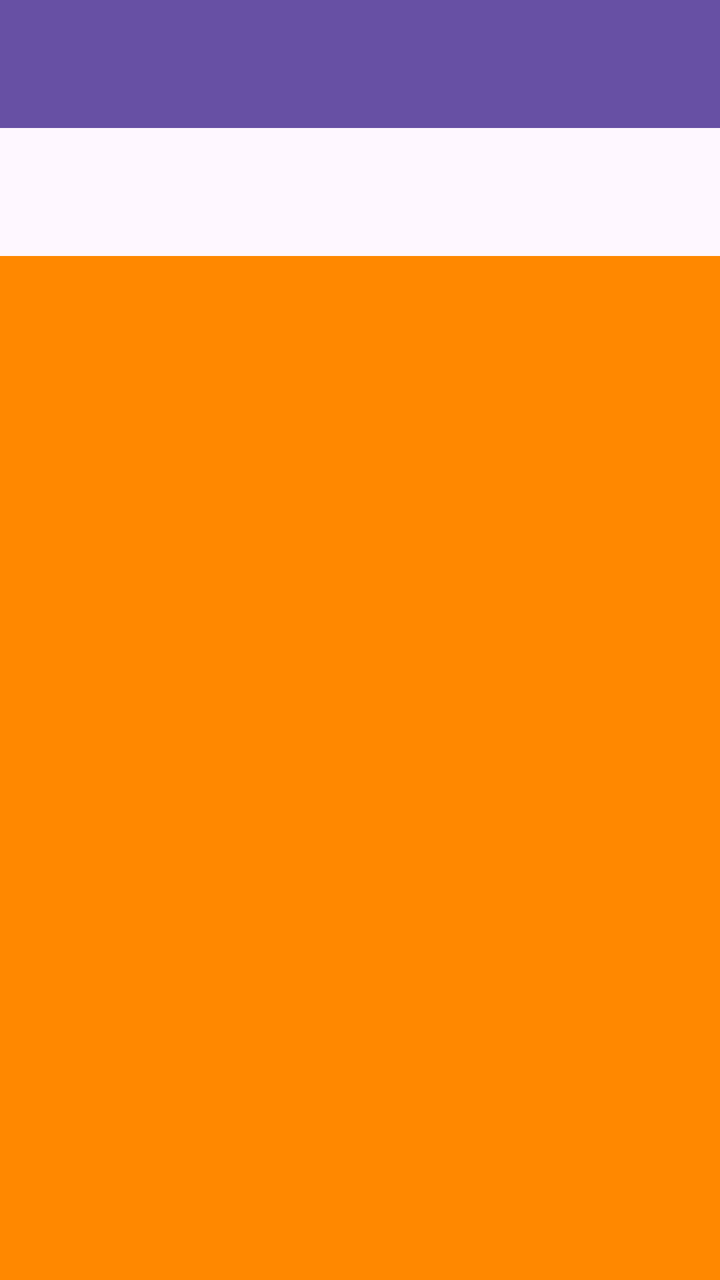
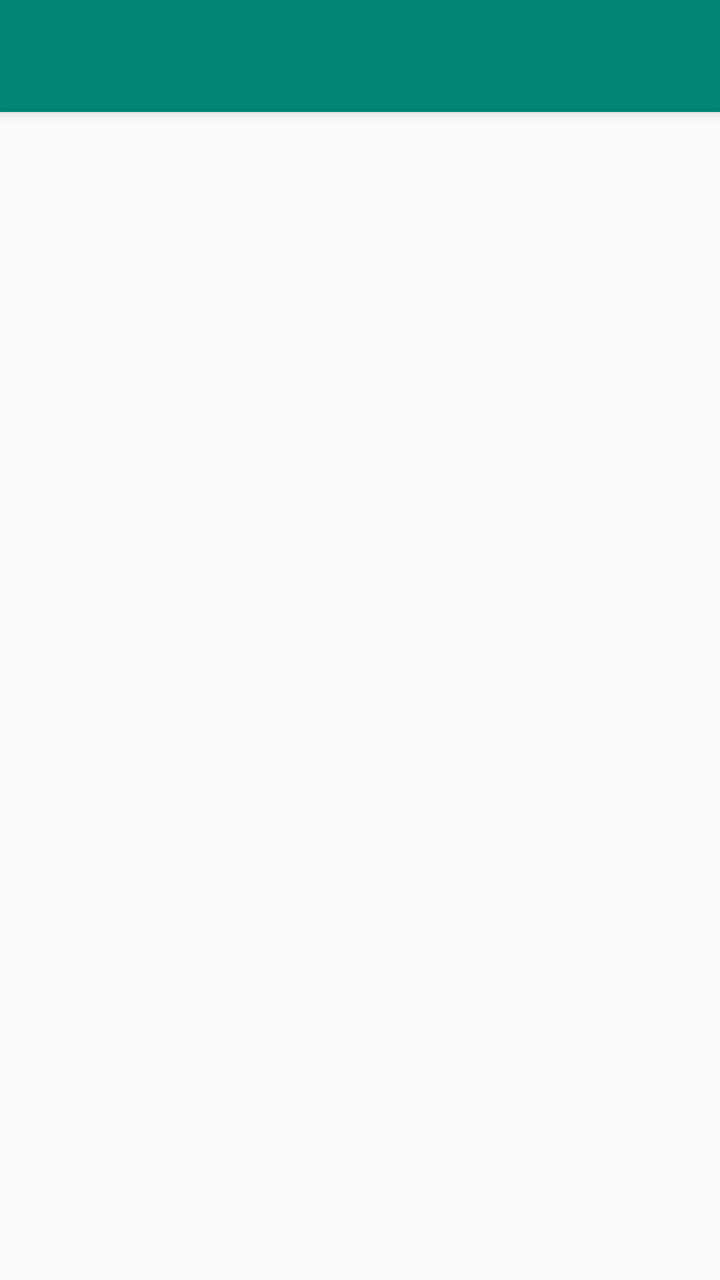

Compare the two renders of this Android layout. The source of the first and the diff that turns it into the second are given below.
<!-- AndroidManifest.xml: application theme Theme.EjemploNavigationView -->
<!-- res/layout/activity_main.xml -->
<?xml version="1.0" encoding="utf-8"?>
<androidx.drawerlayout.widget.DrawerLayout xmlns:android="http://schemas.android.com/apk/res/android"
    xmlns:app="http://schemas.android.com/apk/res-auto"
    xmlns:tools="http://schemas.android.com/tools"
    android:id="@+id/mi_drawerlayout"
    android:layout_width="match_parent"
    android:layout_height="match_parent"

    tools:openDrawer="start"

    android:fitsSystemWindows="true"
    tools:context=".MainActivity">

    <include
        layout="@layout/contenido"
        android:layout_width="match_parent"
        android:layout_height="match_parent" />

    <com.google.android.material.navigation.NavigationView
        android:id="@+id/navigation_view"
        android:layout_width="wrap_content"
        android:layout_height="match_parent"
        android:fitsSystemWindows="true"
        app:headerLayout="@layout/layout_cabecera"
        app:menu="@menu/menuhamburguesa"
        android:layout_gravity="start"/>


</androidx.drawerlayout.widget.DrawerLayout>
<!-- res/layout/contenido.xml (included above) -->
<?xml version="1.0" encoding="utf-8"?>
<androidx.coordinatorlayout.widget.CoordinatorLayout xmlns:android="http://schemas.android.com/apk/res/android"
    xmlns:app="http://schemas.android.com/apk/res-auto"
    android:orientation="vertical"
    android:layout_width="match_parent"
    android:layout_height="match_parent">

    <com.google.android.material.appbar.AppBarLayout
        android:id="@+id/appbar"
        android:layout_height="wrap_content"
        android:layout_width="match_parent"
        android:theme="@style/AppTheme.AppBarOverlay"
        >


            <androidx.appcompat.widget.Toolbar
                android:id="@+id/toolbar"
                android:layout_height="?attr/actionBarSize"
                android:layout_width="match_parent"
                android:background="?attr/colorPrimary"
                >

            </androidx.appcompat.widget.Toolbar>

    </com.google.android.material.appbar.AppBarLayout>
    <androidx.fragment.app.FragmentContainerView xmlns:android="http://schemas.android.com/apk/res/android"
        android:id="@+id/contenedor"
        android:layout_width="match_parent"
        android:layout_height="match_parent"
        android:layout_marginTop="?attr/actionBarSize"
        android:background="@android:color/holo_orange_dark"
        app:layout_behavior="@string/appbar_scrolling_view_behavior"
        android:orientation="vertical"
        android:layout_weight="1">

    </androidx.fragment.app.FragmentContainerView>

</androidx.coordinatorlayout.widget.CoordinatorLayout>
<!-- res/layout/layout_cabecera.xml (included above) -->
<?xml version="1.0" encoding="utf-8"?>
<LinearLayout xmlns:android="http://schemas.android.com/apk/res/android"
    xmlns:app="http://schemas.android.com/apk/res-auto"
    xmlns:tools="http://schemas.android.com/tools"
    android:layout_width="match_parent"
    android:layout_height="@dimen/nav_header_height"
    android:background="@drawable/side_nav_bar"
    android:gravity="bottom"

    android:paddingLeft="@dimen/activity_horizontal_margin"
    android:paddingTop="@dimen/activity_vertical_margin"
    android:paddingRight="@dimen/activity_horizontal_margin"
    android:paddingBottom="@dimen/activity_vertical_margin"
    android:theme="@style/ThemeOverlay.AppCompat.Dark"
    android:orientation="vertical">

    <ImageView
        android:id="@+id/imageView"
        android:layout_width="149dp"
        android:layout_height="72dp"
        android:paddingBottom="@dimen/nav_header_vertical_spacing"
        app:srcCompat="@drawable/ic_mochilab"
       tools:ignore="VectorDrawableCompat" />

    <TextView
        android:id="@+id/textView"
        android:layout_width="wrap_content"
        android:layout_height="wrap_content"
        android:text="GESTION DE ALUMNOS V 1.0" />

</LinearLayout>
<!-- resources referenced by this layout -->
<resources>
  <dimen name="activity_horizontal_margin">16dp</dimen>
  <dimen name="activity_vertical_margin">16dp</dimen>
  <dimen name="nav_header_height">176dp</dimen>
  <dimen name="nav_header_vertical_spacing">8dp</dimen>
  <!-- drawable ic_mochilab: vector/xml drawable (drawable, 3291 chars, omitted) -->
  <!-- drawable side_nav_bar (drawable) -->
  <shape xmlns:android="http://schemas.android.com/apk/res/android"
      android:shape="rectangle">
      <gradient
          android:angle="135"
          android:centerColor="#009688"
          android:endColor="#00695C"
          android:startColor="#4DB6AC"
          android:type="linear" />
  </shape>
  <style name="AppTheme.AppBarOverlay" parent="ThemeOverlay.AppCompat.Dark.ActionBar" />
  <style name="Theme.EjemploNavigationView" parent="Base.Theme.EjemploNavigationView" />
  <style name="Base.Theme.EjemploNavigationView" parent="Theme.Material3.DayNight.NoActionBar">
          
          
      </style>
</resources>

<!-- the commit's change to res/layout/activity_main.xml (unified diff, before → after) -->
@@ -5,67 +5,59 @@
     android:id="@+id/mi_drawerlayout"
     android:layout_width="match_parent"
     android:layout_height="match_parent"
-
     tools:openDrawer="start"
-
     android:fitsSystemWindows="true"
     tools:context=".MainActivity">
 
-    <include
-        layout="@layout/contenido"
+    <androidx.coordinatorlayout.widget.CoordinatorLayout xmlns:android="http://schemas.android.com/apk/res/android"
+        xmlns:app="http://schemas.android.com/apk/res-auto"
+        xmlns:tools="http://schemas.android.com/tools"
+        android:id="@+id/main"
         android:layout_width="match_parent"
-        android:layout_height="match_parent" />
+        android:layout_height="match_parent"
+        tools:context=".MainActivity">
+
+        <com.google.android.material.appbar.AppBarLayout xmlns:android="http://schemas.android.com/apk/res/android"
+            android:layout_width="match_parent"
+            android:layout_height="wrap_content"
+
+            android:fitsSystemWindows="true">
+
+            <androidx.appcompat.widget.Toolbar xmlns:android="http://schemas.android.com/apk/res/android"
+                xmlns:app="http://schemas.android.com/apk/res-auto"
+                android:id="@+id/my_toolbar"
+                android:layout_width="match_parent"
+                android:layout_height="?attr/actionBarSize"
+                android:background="?attr/colorPrimary"
+
+                android:elevation="4dp">
+
+            </androidx.appcompat.widget.Toolbar>
+
+        </com.google.android.material.appbar.AppBarLayout>
+
+    <androidx.fragment.app.FragmentContainerView
+        android:id="@+id/fragmentContainerView"
+        android:name="androidx.fragment.app.DialogFragment"
+        android:layout_width="match_parent"
+        android:layout_height="0dp"
+        android:background="@android:color/holo_orange_dark"
+        app:layout_behavior="@string/appbar_scrolling_view_behavior" />
+
+    </androidx.coordinatorlayout.widget.CoordinatorLayout>
 
     <com.google.android.material.navigation.NavigationView
         android:id="@+id/navigation_view"
         android:layout_width="wrap_content"
-        android:layout_height="match_parent"
-        android:fitsSystemWindows="true"
+        android:layout_height="wrap_content"
+        android:layout_gravity="start"
+        android:background="@android:color/holo_orange_dark"
+android:fitsSystemWindows="true"
         app:headerLayout="@layout/layout_cabecera"
-        app:menu="@menu/menuhamburguesa"
-        android:layout_gravity="start"/>
+        app:menu="@menu/menuhamburguesa" />
 
 
 </androidx.drawerlayout.widget.DrawerLayout>
-<!-- res/layout/contenido.xml (included above) -->
-<?xml version="1.0" encoding="utf-8"?>
-<androidx.coordinatorlayout.widget.CoordinatorLayout xmlns:android="http://schemas.android.com/apk/res/android"
-    xmlns:app="http://schemas.android.com/apk/res-auto"
-    android:orientation="vertical"
-    android:layout_width="match_parent"
-    android:layout_height="match_parent">
-
-    <com.google.android.material.appbar.AppBarLayout
-        android:id="@+id/appbar"
-        android:layout_height="wrap_content"
-        android:layout_width="match_parent"
-        android:theme="@style/AppTheme.AppBarOverlay"
-        >
-
-
-            <androidx.appcompat.widget.Toolbar
-                android:id="@+id/toolbar"
-                android:layout_height="?attr/actionBarSize"
-                android:layout_width="match_parent"
-                android:background="?attr/colorPrimary"
-                >
-
-            </androidx.appcompat.widget.Toolbar>
-
-    </com.google.android.material.appbar.AppBarLayout>
-    <androidx.fragment.app.FragmentContainerView xmlns:android="http://schemas.android.com/apk/res/android"
-        android:id="@+id/contenedor"
-        android:layout_width="match_parent"
-        android:layout_height="match_parent"
-        android:layout_marginTop="?attr/actionBarSize"
-        android:background="@android:color/holo_orange_dark"
-        app:layout_behavior="@string/appbar_scrolling_view_behavior"
-        android:orientation="vertical"
-        android:layout_weight="1">
-
-    </androidx.fragment.app.FragmentContainerView>
-
-</androidx.coordinatorlayout.widget.CoordinatorLayout>
 <!-- res/layout/layout_cabecera.xml (included above) -->
 <?xml version="1.0" encoding="utf-8"?>
 <LinearLayout xmlns:android="http://schemas.android.com/apk/res/android"
@@ -80,16 +72,16 @@
     android:paddingTop="@dimen/activity_vertical_margin"
     android:paddingRight="@dimen/activity_horizontal_margin"
     android:paddingBottom="@dimen/activity_vertical_margin"
-    android:theme="@style/ThemeOverlay.AppCompat.Dark"
+
     android:orientation="vertical">
-
     <ImageView
         android:id="@+id/imageView"
         android:layout_width="149dp"
         android:layout_height="72dp"
         android:paddingBottom="@dimen/nav_header_vertical_spacing"
+        android:theme="@style/ThemeOverlay.AppCompat.Dark"
         app:srcCompat="@drawable/ic_mochilab"
-       tools:ignore="VectorDrawableCompat" />
+        tools:ignore="VectorDrawableCompat" />
 
     <TextView
         android:id="@+id/textView"
@@ -97,4 +89,5 @@
         android:layout_height="wrap_content"
         android:text="GESTION DE ALUMNOS V 1.0" />
 
+
 </LinearLayout>
<!-- resource entries referenced after the edit -->
@@ -15,11 +15,9 @@
           android:startColor="#4DB6AC"
           android:type="linear" />
   </shape>
-  <style name="AppTheme.AppBarOverlay" parent="ThemeOverlay.AppCompat.Dark.ActionBar" />
-  <style name="Theme.EjemploNavigationView" parent="Base.Theme.EjemploNavigationView" />
-  <style name="Base.Theme.EjemploNavigationView" parent="Theme.Material3.DayNight.NoActionBar">
-          
-          
+  <style name="AppTheme.NoActionBar">
+          <item name="windowActionBar">false</item>
+          <item name="windowNoTitle">true</item>
       </style>
 </resources>
 
